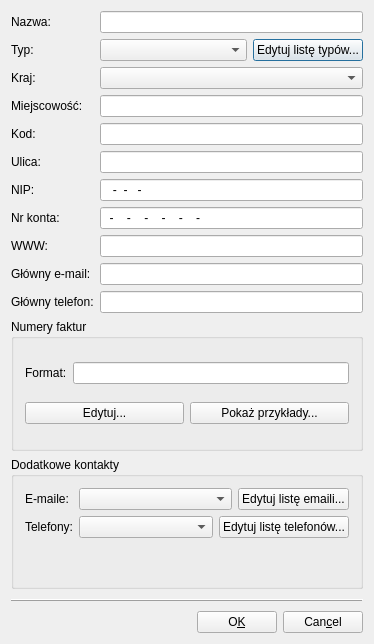
The window that qfaktury/src/ui/CounterpartyDialog.ui (tkQCompany/qcompany) describes before a commit, drawn with Qt 5.
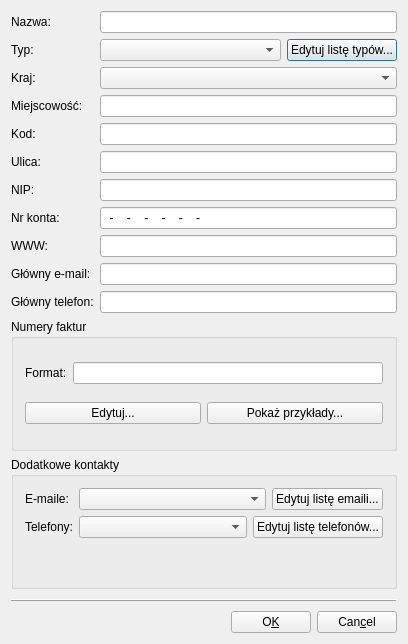
The same window after the commit.

Diff of the .ui file:
```diff
--- a/qfaktury/src/ui/CounterpartyDialog.ui
+++ b/qfaktury/src/ui/CounterpartyDialog.ui
@@ -6,7 +6,7 @@
    <rect>
     <x>0</x>
     <y>0</y>
-    <width>374</width>
+    <width>408</width>
     <height>644</height>
    </rect>
   </property>
@@ -164,10 +164,10 @@
      <item row="6" column="1">
       <widget class="QLineEdit" name="lineEditTaxID">
        <property name="inputMask">
-        <string>999-99-999-99; </string>
+        <string/>
        </property>
        <property name="text">
-        <string>---</string>
+        <string/>
        </property>
       </widget>
      </item>
```
Left out of the diff: 6 changed lines with no effect on the pictures.
